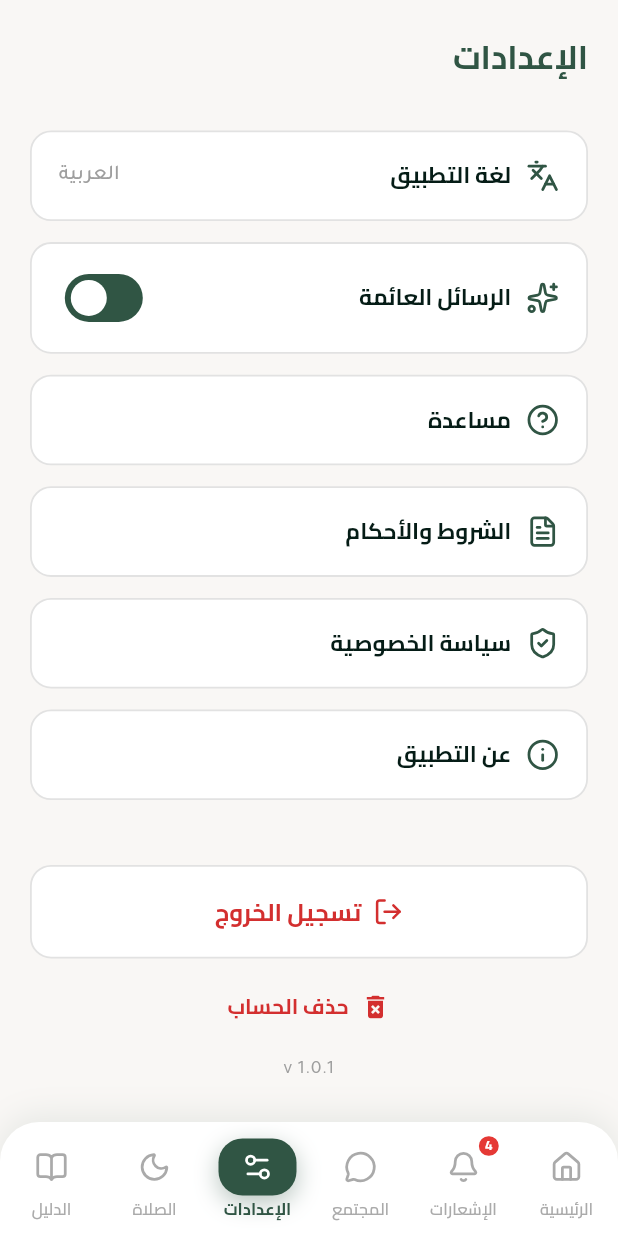
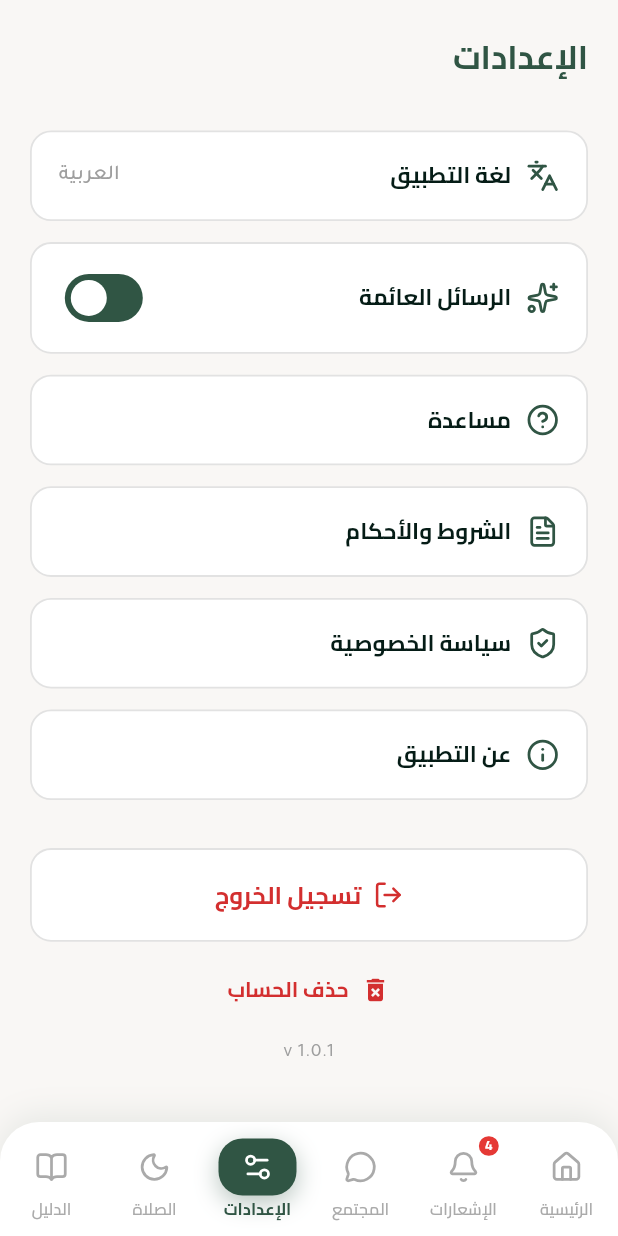
Before and after one commit to Azyz25/app-mubtaathsw, a Flutter app: the HomePage screen opened by its route, item 3 of the bottom bar chosen, on a phone screen of 412 x 824 dp. Run offline on Flutter 3.47's test engine with Material 3 defaults, Android fonts, the phone set to English and light mode, and no system bars; our stand-ins replace adhan, cached_network_image, dio, firebase_core, firebase_messaging, flutter_bloc and 16 more; missing offline and left inert: agora_rtc_engine, dart:js_interop, smooth_compass; accounts and stored records are empty; network calls fail.

Commit message:
Fix liquid nav bar covering tab content, and Settings button spacing
- HomePage now reserves bottom clearance for the floating liquid pill
  centrally (around whichever tab is showing), instead of only the Home
  tab having a manual patch — Settings' delete-account button and the
  Guide tab's tip card were rendered behind the pill and unreachable
- Nudge the pill down ~10px (was floating with too large a gap above the
  home indicator)
- Settings page: wrap content in a real scroll view and replace a Spacer
  (which was collapsing to near-zero once content nearly filled the
  available height) with a fixed gap — fixes the logout button sitting
  flush against the About card

```diff
--- a/lib/home_page.dart
+++ b/lib/home_page.dart
@@ -581,8 +581,10 @@ class _HomeBody extends StatelessWidget {
                     ),
                   ),
 
-                // Nav bar clearance
-                const SliverToBoxAdapter(child: SizedBox(height: 100)),
+                // Liquid-pill clearance is now reserved once, centrally, by
+                // HomePage itself (wraps every tab, not just this one) — see
+                // the Padding around AnimatedSwitcher in HomePage.build().
+                const SliverToBoxAdapter(child: SizedBox(height: 24)),
               ],
             ),
           ),
@@ -780,11 +782,11 @@ class _IOSNav extends StatelessWidget {
 
   @override
   Widget build(BuildContext context) {
-    // Home-indicator safe area only — no extra manual gap on top of it, so the
-    // pill sits as close to the true bottom edge as iOS allows.
+    // Sits a bit below the home-indicator safe area (not flush against it,
+    // not floating far above it either).
     final bot = MediaQuery.of(context).padding.bottom;
     return Padding(
-      padding: EdgeInsets.fromLTRB(18, 0, 18, bot + 4),
+      padding: EdgeInsets.fromLTRB(18, 0, 18, bot - 6),
       child: ClipRRect(
         borderRadius: BorderRadius.circular(30),
         // iOS-26 "Liquid Glass" approximation: a real backdrop blur behind a
@@ -933,8 +935,23 @@ class HomePage extends StatelessWidget {
                       ),
                 body: Stack(
                   children: [
-                    // Animated tab switcher
-                    AnimatedSwitcher(
+                    // Animated tab switcher. The floating pill is drawn in this
+                    // same Stack via Positioned rather than Scaffold's own
+                    // bottomNavigationBar slot, so — unlike a real
+                    // bottomNavigationBar — nothing reserves its footprint
+                    // automatically. Every tab body needs that space held out
+                    // for it explicitly, or its own bottom content (buttons,
+                    // last list items, ...) ends up rendered behind the pill
+                    // and effectively unreachable. Reserved centrally here so
+                    // it applies to all six tabs uniformly, current and future
+                    // — not left to each page to remember on its own.
+                    Padding(
+                      padding: EdgeInsets.only(
+                        bottom: usesLiquidPill
+                            ? MediaQuery.of(context).padding.bottom + 88
+                            : 0,
+                      ),
+                      child: AnimatedSwitcher(
                         duration:       const Duration(milliseconds: 200),
                         switchInCurve:  Curves.easeOutCubic,
                         switchOutCurve: Curves.easeInCubic,
@@ -945,6 +962,7 @@ class HomePage extends StatelessWidget {
                         child: KeyedSubtree(
                           key:   ValueKey(state.navIndex),
                           child: _tabBody(state.navIndex, state),
+                        ),
                       ),
                     ),
                     // iOS floating pill nav
--- a/lib/settings_page.dart
+++ b/lib/settings_page.dart
@@ -945,7 +945,7 @@ class _SettingsView extends StatelessWidget {
                 const SizedBox(height: 32),
 
                 Expanded(
-                  child: Padding(
+                  child: SingleChildScrollView(
                     padding: const EdgeInsetsDirectional.symmetric(horizontal: 20),
                     child: Column(
                       crossAxisAlignment: CrossAxisAlignment.center,
@@ -1006,7 +1006,14 @@ class _SettingsView extends StatelessWidget {
                           onTap: () => context.push('/legal/about'),
                         ),
 
-                        const Spacer(),
+                        // Fixed gap, not Spacer — this Column now scrolls, so
+                        // Spacer would fight an unbounded height instead of
+                        // sizing against Expanded's old bounded one (which is
+                        // what made the logout button end up stuck right
+                        // under the About card: the flex space it computed
+                        // was often only a few px once content nearly filled
+                        // the available height).
+                        const SizedBox(height: 32),
 
                         // 4. Logout
                         CoreLogoutButton(
```
Lines whose indentation alone changed are shown as unchanged.
